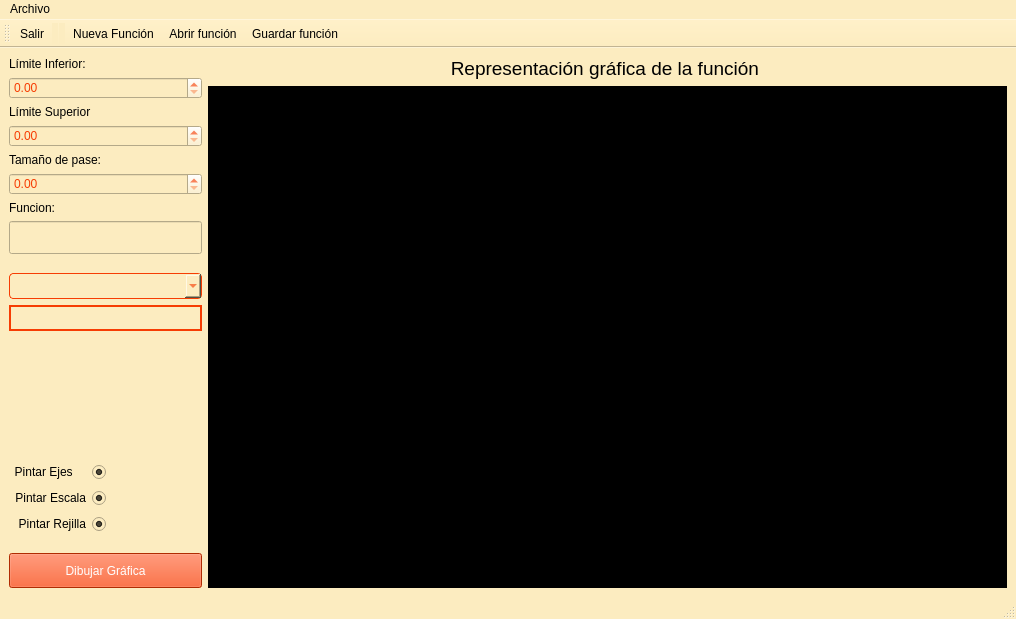
Before: the Qt Designer form forms/mainwindow.ui in BertoSoft/ReFunGraf_1.0, drawn with Qt 5.
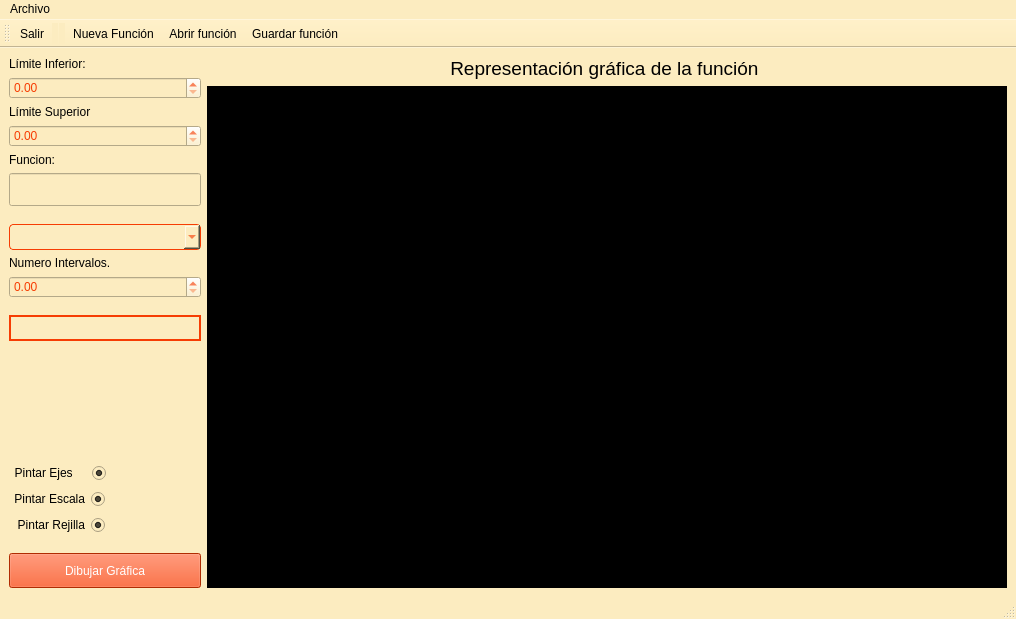
After: the same form once the commit is applied. Icons and pictures are not drawn.

```diff
--- a/forms/mainwindow.ui
+++ b/forms/mainwindow.ui
@@ -126,11 +126,11 @@
   <widget class="QWidget" name="centralwidget">
    <layout class="QHBoxLayout" name="horizontalLayout_5">
     <item>
-     <layout class="QHBoxLayout" name="horizontalLayout_4" stretch="0,10">
+     <layout class="QHBoxLayout" name="horizontalLayout_4" stretch="1,10">
       <item>
-       <layout class="QVBoxLayout" name="verticalLayout_4" stretch="1,1,1,0,10,0,0,1">
+       <layout class="QVBoxLayout" name="verticalLayout_5" stretch="1,1,1,1,1,10,1,1,1">
         <item>
-         <layout class="QVBoxLayout" name="verticalLayout_3" stretch="0,0,0,0,0,0,0,0">
+         <layout class="QVBoxLayout" name="verticalLayout_3" stretch="0,0,0,0,0,0">
           <item>
            <widget class="QLabel" name="label_2">
             <property name="text">
@@ -161,21 +161,6 @@
             </property>
            </widget>
           </item>
-          <item>
-           <widget class="QLabel" name="label_4">
-            <property name="text">
-             <string>Tamaño de pase:</string>
-            </property>
-           </widget>
-          </item>
-          <item>
-           <widget class="QDoubleSpinBox" name="dsbPaso">
-            <property name="styleSheet">
-             <string notr="true"> 	background-color: #FCECC0;
-    color: #F63D03;</string>
-            </property>
-           </widget>
-          </item>
           <item>
            <widget class="QLabel" name="label">
             <property name="text">
@@ -206,17 +191,49 @@
           <property name="sizeHint" stdset="0">
            <size>
             <width>192</width>
-            <height>13</height>
+            <height>18</height>
            </size>
           </property>
          </spacer>
         </item>
         <item>
-         <widget class="QComboBox" name="spIntegral">
-          <property name="styleSheet">
-           <string notr="true"/>
+         <layout class="QVBoxLayout" name="verticalLayout_4">
+          <item>
+           <widget class="QComboBox" name="spIntegral">
+            <property name="styleSheet">
+             <string notr="true"/>
+            </property>
+           </widget>
+          </item>
+          <item>
+           <widget class="QLabel" name="label_4">
+            <property name="text">
+             <string>Numero Intervalos.</string>
+            </property>
+           </widget>
+          </item>
+          <item>
+           <widget class="QDoubleSpinBox" name="dsbIntervalos">
+            <property name="styleSheet">
+             <string notr="true"> 	background-color: #FCECC0;
+    color: #F63D03;</string>
+            </property>
+           </widget>
+          </item>
+         </layout>
+        </item>
+        <item>
+         <spacer name="verticalSpacer_4">
+          <property name="orientation">
+           <enum>Qt::Orientation::Vertical</enum>
           </property>
-         </widget>
+          <property name="sizeHint" stdset="0">
+           <size>
+            <width>20</width>
+            <height>18</height>
+           </size>
+          </property>
+         </spacer>
         </item>
         <item>
          <widget class="QLabel" name="lblIntegral">
@@ -248,7 +265,7 @@
           <property name="sizeHint" stdset="0">
            <size>
             <width>20</width>
-            <height>40</height>
+            <height>18</height>
            </size>
           </property>
          </spacer>
```
